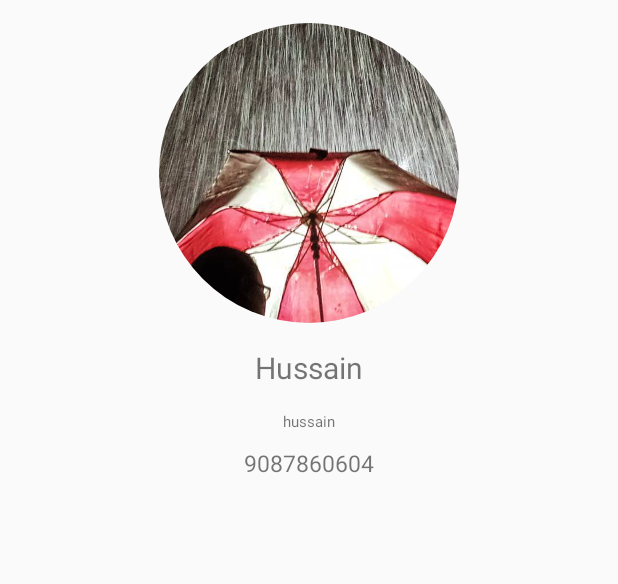
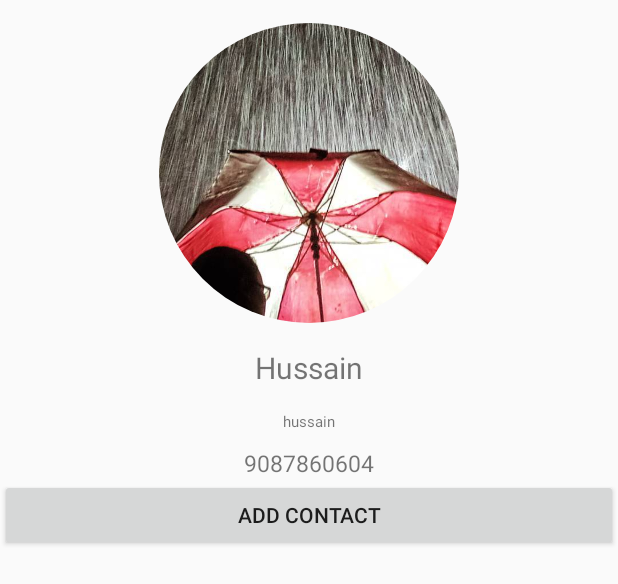
Before and after one commit to hussainbadri21/AlphaQ, an Android app: the layout fragment_profile.xml on its own in the app's theme, with its tools: preview values and no code run, on a phone screen of 412 x 824 dp. Shown: the top 584 px of the screen. Run offline under Robolectric (Android 15) with nearby library versions, the phone set to English and light mode, and no system bars.

Commit message:
Profile page

```diff
--- a/app/src/main/res/layout/fragment_profile.xml
+++ b/app/src/main/res/layout/fragment_profile.xml
@@ -1,3 +1,4 @@
+
 <RelativeLayout xmlns:android="http://schemas.android.com/apk/res/android"
     xmlns:tools="http://schemas.android.com/tools"
     android:layout_width="match_parent"
@@ -53,5 +54,12 @@
         android:layout_below="@+id/phone">
 
     </ListView>
+    <Button
+        android:layout_width="match_parent"
+        android:layout_height="wrap_content"
+        android:text="Add Contact"
+        android:gravity="center"
+        android:id="@+id/add"
+        android:layout_below="@+id/list"/>
 
 </RelativeLayout>
```
Also changed, not shown: app/src/main/java/hussain/com/projectx/Profile.java (+36 -1 lines).
